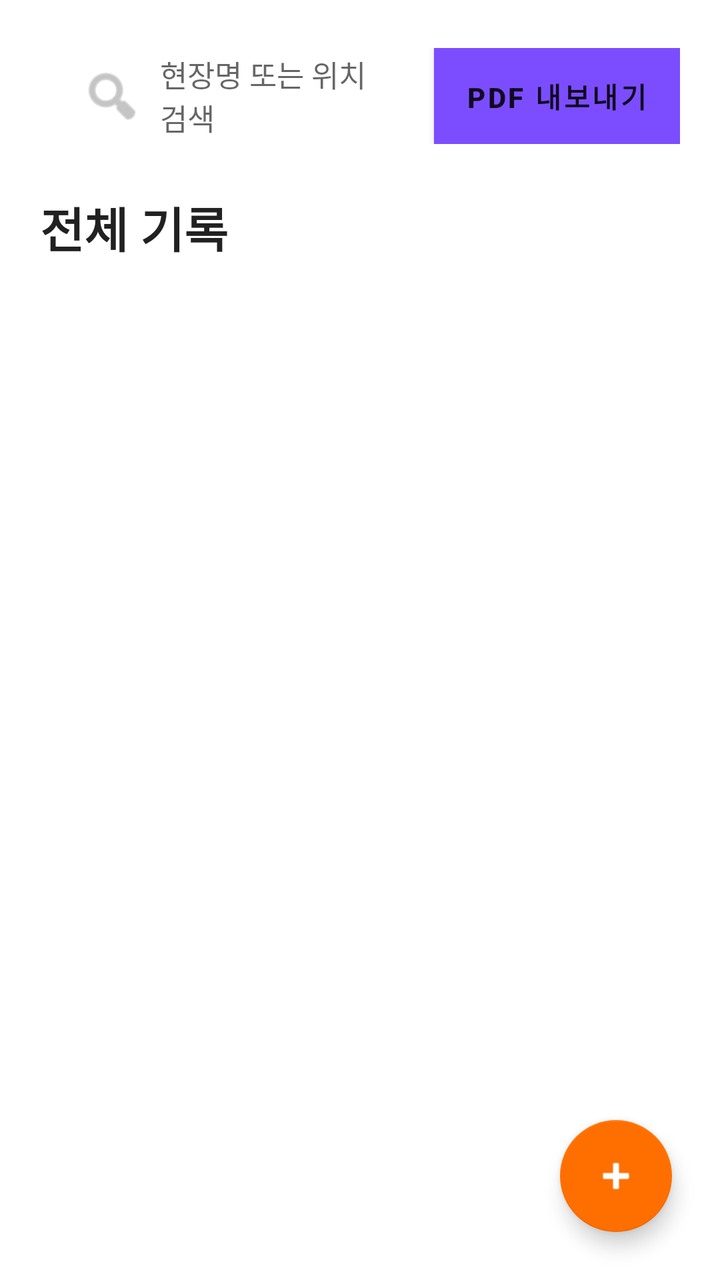
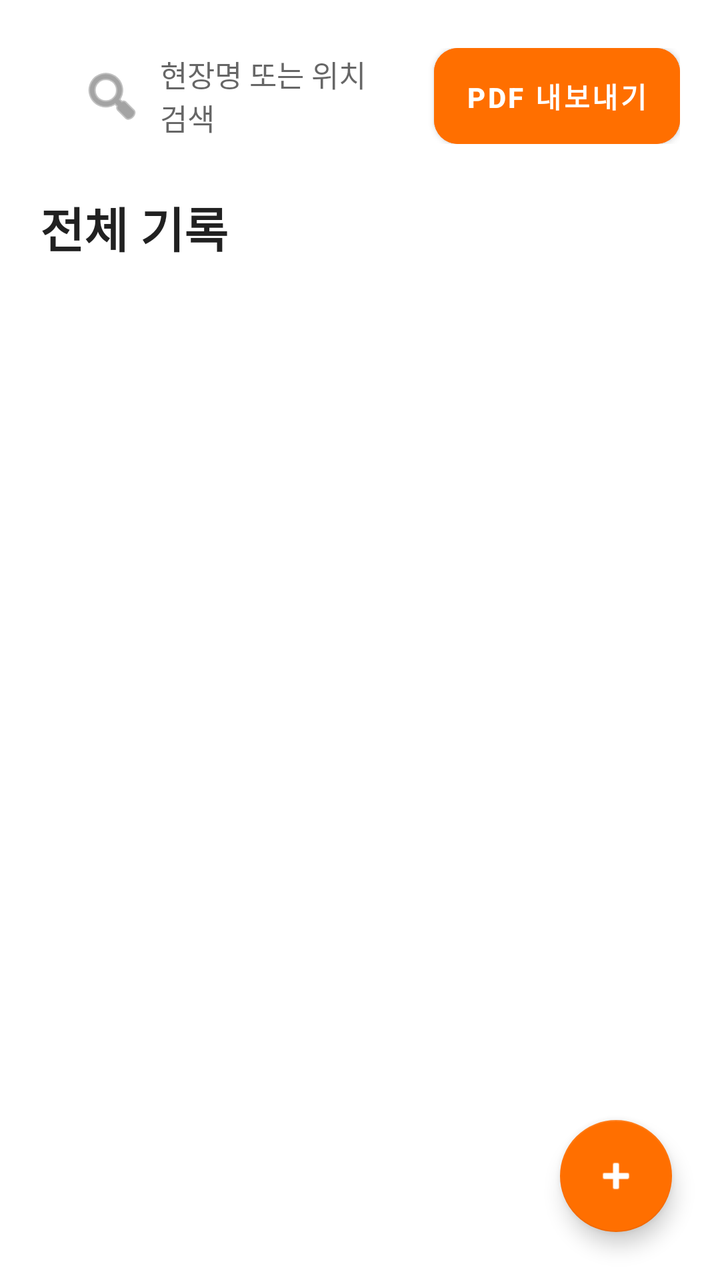

Screens rendered from an Android XML layout before and after an edit, with the pre-edit source and the edit as a unified diff.
<!-- AndroidManifest.xml: application theme Theme.Siteboard -->
<!-- res/layout/fragment_home.xml -->
<?xml version="1.0" encoding="utf-8"?>
<androidx.constraintlayout.widget.ConstraintLayout
    xmlns:android="http://schemas.android.com/apk/res/android"
    xmlns:app="http://schemas.android.com/apk/res-auto"
    android:layout_width="match_parent"
    android:layout_height="match_parent"
    android:background="?android:attr/windowBackground">

    <LinearLayout
        android:id="@+id/layoutTop"
        android:layout_width="match_parent"
        android:layout_height="wrap_content"
        android:orientation="horizontal"
        android:paddingHorizontal="20dp"
        android:paddingTop="24dp"
        android:paddingBottom="16dp"
        app:layout_constraintTop_toTopOf="parent">

        <androidx.cardview.widget.CardView
            android:layout_width="0dp"
            android:layout_height="48dp"
            android:layout_weight="1"
            app:cardCornerRadius="24dp"
            app:cardElevation="0dp"
            app:cardBackgroundColor="#FFFFFF"
            android:layout_marginEnd="12dp">
            <EditText
                android:id="@+id/etSearch"
                android:layout_width="match_parent"
                android:layout_height="match_parent"
                android:background="?android:attr/windowBackground"
                android:hint="현장명 또는 위치 검색"
                android:textColor="?android:attr/textColorPrimary"
                android:textColorHint="?android:attr/textColorHint"
                android:textSize="15sp"
                android:paddingHorizontal="20dp"
                android:drawableStart="@android:drawable/ic_menu_search"
                android:drawablePadding="8dp"
                android:drawableTint="#9E9E9E"/>
        </androidx.cardview.widget.CardView>

        <Button
            android:id="@+id/btnExportPdf"
            android:layout_width="wrap_content"
            android:layout_height="48dp"
            android:text="PDF 내보내기"
            android:textColor="?android:attr/textColorPrimary"
            android:textColorHint="?android:attr/textColorHint"
            android:textStyle="bold"
            android:background="?android:attr/windowBackground"
            android:backgroundTint="#FF6F00"
            app:cornerRadius="12dp"
            android:insetTop="0dp"
            android:insetBottom="0dp"/>
    </LinearLayout>

    <TextView
        android:id="@+id/tvTitle"
        android:layout_width="wrap_content"
        android:layout_height="wrap_content"
        android:text="전체 기록"
        android:textSize="24sp"
        android:textColor="?android:attr/textColorPrimary"
        android:textColorHint="?android:attr/textColorHint"
        android:textStyle="bold"
        android:layout_marginStart="20dp"
        android:layout_marginTop="8dp"
        app:layout_constraintTop_toBottomOf="@id/layoutTop"
        app:layout_constraintStart_toStartOf="parent" />

    <androidx.recyclerview.widget.RecyclerView
        android:id="@+id/rvPostList"
        android:layout_width="match_parent"
        android:layout_height="0dp"
        android:clipToPadding="false"
        android:padding="12dp"
        android:layout_marginTop="12dp"
        android:background="?android:attr/windowBackground"
        app:layout_constraintTop_toBottomOf="@id/tvTitle"
        app:layout_constraintBottom_toBottomOf="parent" />

    <LinearLayout
        android:id="@+id/layoutEmpty"
        android:layout_width="wrap_content"
        android:layout_height="wrap_content"
        android:orientation="vertical"
        android:gravity="center"
        android:visibility="gone"
        app:layout_constraintTop_toTopOf="parent"
        app:layout_constraintBottom_toBottomOf="parent"
        app:layout_constraintStart_toStartOf="parent"
        app:layout_constraintEnd_toEndOf="parent">
        <TextView android:layout_width="wrap_content" android:layout_height="wrap_content" android:text="📷" android:textSize="48sp" android:layout_marginBottom="16dp"/>
        <TextView android:layout_width="wrap_content" android:layout_height="wrap_content" android:text="기록된 사진이 없습니다" android:textSize="18sp" android:textColor="#555555" android:textStyle="bold"/>
    </LinearLayout>

    <com.google.android.material.floatingactionbutton.FloatingActionButton
        android:id="@+id/btnOpenSub"
        android:layout_width="wrap_content"
        android:layout_height="wrap_content"
        android:layout_margin="24dp"
        android:src="@android:drawable/ic_input_add"
        app:tint="#FFFFFF"
        app:backgroundTint="#FF6F00"
        app:elevation="6dp"
        app:layout_constraintBottom_toBottomOf="parent"
        app:layout_constraintEnd_toEndOf="parent" />
</androidx.constraintlayout.widget.ConstraintLayout>
<!-- resources referenced by this layout -->
<resources>
  <style name="Theme.Siteboard" parent="Theme.MaterialComponents.DayNight.NoActionBar">
  
          <item name="colorPrimary">#7C4DFF</item>
          <item name="colorPrimaryVariant">#3700B3</item>
          <item name="colorOnPrimary">#FFFFFF</item>
  
          <item name="colorSecondary">#FF6F00</item>
          <item name="colorSecondaryVariant">#FF6F00</item>
          <item name="colorOnSecondary">#FFFFFF</item>
  
          <item name="android:statusBarColor">?attr/colorPrimaryVariant</item>
      </style>
</resources>

<!-- the commit's change to res/layout/fragment_home.xml (unified diff, before → after) -->
@@ -22,32 +22,27 @@
             android:layout_weight="1"
             app:cardCornerRadius="24dp"
             app:cardElevation="0dp"
-            app:cardBackgroundColor="#FFFFFF"
-            android:layout_marginEnd="12dp">
+            app:cardBackgroundColor="?attr/colorSurface" android:layout_marginEnd="12dp">
+
             <EditText
                 android:id="@+id/etSearch"
                 android:layout_width="match_parent"
                 android:layout_height="match_parent"
-                android:background="?android:attr/windowBackground"
-                android:hint="현장명 또는 위치 검색"
+                android:background="@null" android:hint="현장명 또는 위치 검색"
                 android:textColor="?android:attr/textColorPrimary"
                 android:textColorHint="?android:attr/textColorHint"
                 android:textSize="15sp"
                 android:paddingHorizontal="20dp"
                 android:drawableStart="@android:drawable/ic_menu_search"
                 android:drawablePadding="8dp"
-                android:drawableTint="#9E9E9E"/>
-        </androidx.cardview.widget.CardView>
+                android:drawableTint="?android:attr/textColorSecondary"/> </androidx.cardview.widget.CardView>
 
         <Button
             android:id="@+id/btnExportPdf"
             android:layout_width="wrap_content"
             android:layout_height="48dp"
             android:text="PDF 내보내기"
-            android:textColor="?android:attr/textColorPrimary"
-            android:textColorHint="?android:attr/textColorHint"
-            android:textStyle="bold"
-            android:background="?android:attr/windowBackground"
+            android:textColor="#FFFFFF" android:textStyle="bold"
             android:backgroundTint="#FF6F00"
             app:cornerRadius="12dp"
             android:insetTop="0dp"
@@ -61,7 +56,6 @@
         android:text="전체 기록"
         android:textSize="24sp"
         android:textColor="?android:attr/textColorPrimary"
-        android:textColorHint="?android:attr/textColorHint"
         android:textStyle="bold"
         android:layout_marginStart="20dp"
         android:layout_marginTop="8dp"
@@ -91,8 +85,7 @@
         app:layout_constraintStart_toStartOf="parent"
         app:layout_constraintEnd_toEndOf="parent">
         <TextView android:layout_width="wrap_content" android:layout_height="wrap_content" android:text="📷" android:textSize="48sp" android:layout_marginBottom="16dp"/>
-        <TextView android:layout_width="wrap_content" android:layout_height="wrap_content" android:text="기록된 사진이 없습니다" android:textSize="18sp" android:textColor="#555555" android:textStyle="bold"/>
-    </LinearLayout>
+        <TextView android:layout_width="wrap_content" android:layout_height="wrap_content" android:text="기록된 사진이 없습니다" android:textSize="18sp" android:textColor="?android:attr/textColorSecondary" android:textStyle="bold"/> </LinearLayout>
 
     <com.google.android.material.floatingactionbutton.FloatingActionButton
         android:id="@+id/btnOpenSub"
